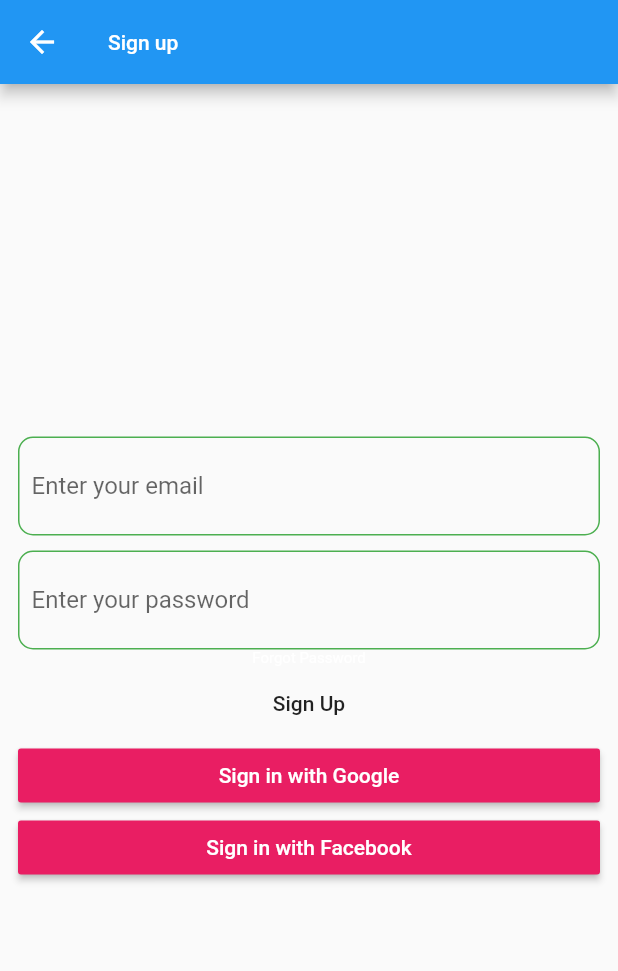
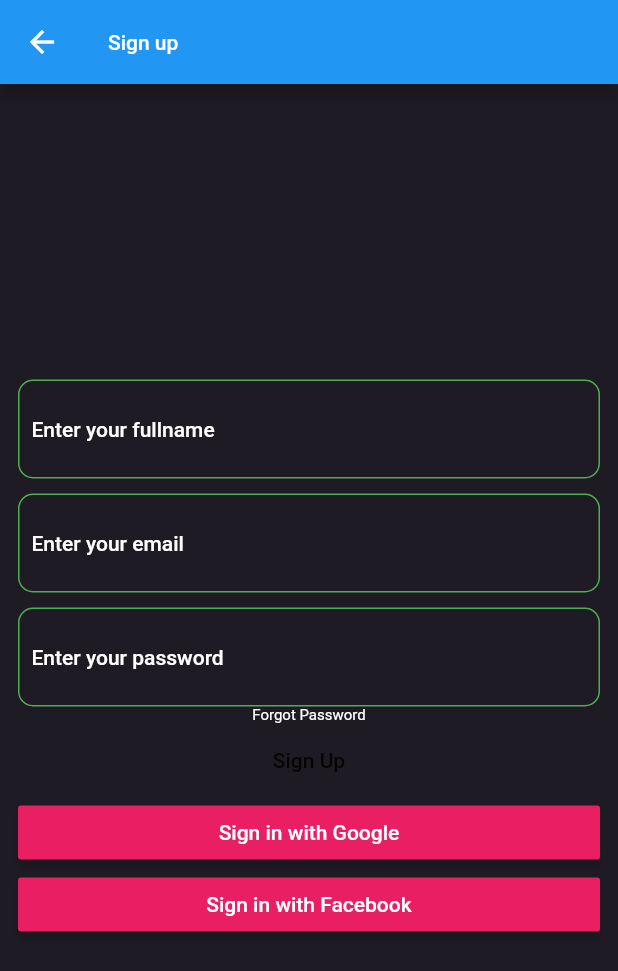
Before and after one commit to hmmisthisgood/brodway-6-am-feb-april, a Flutter app: the screen it shows after launch, after a tap on "Not registered yet? Sign Up", on a phone screen of 412 x 824 dp. Shown: the top 971 px of the screen. Run offline on Flutter 3.47's test engine with Material 2 defaults, Android fonts, the phone set to English and light mode, and no system bars; our stand-ins replace animated_bottom_navigation_bar, firebase_auth, firebase_core, flutter_bloc, flutter_svg, flutter_vector_icons and 5 more; missing offline and left inert: flutter_facebook_auth; accounts and stored records are empty; network calls fail.

Commit message:
facebook login tested, dark theme setup

```diff
--- a/tiktok/lib/app/theme.dart
+++ b/tiktok/lib/app/theme.dart
@@ -0,0 +1,34 @@
+import 'package:flutter/material.dart';
+
+class CustomTheme {
+  static ThemeData lightTheme = ThemeData(
+    primarySwatch: Colors.blue,
+    scaffoldBackgroundColor: Colors.grey.withOpacity(0.5),
+    textTheme: TextTheme(
+      headline6: TextStyle(color: Colors.black, fontSize: 14),
+      headline5: TextStyle(color: Colors.black, fontSize: 16),
+      headline4: TextStyle(color: Colors.black, fontSize: 18),
+      headline3: TextStyle(color: Colors.black, fontSize: 20),
+      headline2: TextStyle(color: Colors.black, fontSize: 22),
+      headline1: TextStyle(color: Colors.black, fontSize: 24),
+      bodyText1: TextStyle(color: Colors.black, fontSize: 12),
+      bodyText2: TextStyle(color: Colors.black, fontSize: 10),
+    ),
+  );
+
+  static ThemeData darkTheme = ThemeData(
+    scaffoldBackgroundColor: Color(0xff1F1b24),
+    dividerColor: Colors.white,
+    iconTheme: IconThemeData(color: Colors.white),
+    textTheme: TextTheme(
+      headline6: TextStyle(color: Colors.white, fontSize: 14),
+      headline5: TextStyle(color: Colors.white, fontSize: 16),
+      headline4: TextStyle(color: Colors.white, fontSize: 18),
+      headline3: TextStyle(color: Colors.white, fontSize: 20),
+      headline2: TextStyle(color: Colors.white, fontSize: 22),
+      headline1: TextStyle(color: Colors.white, fontSize: 24),
+      bodyText1: TextStyle(color: Colors.white, fontSize: 12),
+      bodyText2: TextStyle(color: Colors.white, fontSize: 10),
+    ),
+  );
+}
--- a/tiktok/lib/feature/auth/cubit/auth_cubit.dart
+++ b/tiktok/lib/feature/auth/cubit/auth_cubit.dart
@@ -1,5 +1,6 @@
 import 'package:firebase_auth/firebase_auth.dart';
 import 'package:flutter_bloc/flutter_bloc.dart';
+import 'package:flutter_facebook_auth/flutter_facebook_auth.dart';
 import 'package:tiktok/common/utils/shared_pref.dart';
 import 'package:tiktok/feature/auth/cubit/auth_state.dart';
 import 'package:google_sign_in/google_sign_in.dart';
@@ -44,7 +45,17 @@ class AuthCubit extends Cubit<AuthState> {
     } catch (e) {}
   }
 
-  loginWithFacebook() {}
+  loginWithFacebook() async {
+    emit(AuthLoadingState(loadingMessage: "Facebook signing in"));
+    final LoginResult result = await FacebookAuth.instance.login(); //
+    if (result.status == LoginStatus.success) {
+      final AccessToken accessToken = result.accessToken!;
+    } else if (result.status == LoginStatus.cancelled) {
+      emit(AuthErrorState(errorMessage: "Login Cancelled"));
+    } else {
+      emit(AuthErrorState(errorMessage: "An error occurred while logging in"));
+    }
+  }
 
   loginWithEmail({required String email, required String password}) async {
     print("Login up");
--- a/tiktok/lib/feature/auth/ui/screen/login_screen.dart
+++ b/tiktok/lib/feature/auth/ui/screen/login_screen.dart
@@ -6,6 +6,7 @@ import 'package:tiktok/common/utils/shared_pref.dart';
 import 'package:tiktok/feature/auth/cubit/auth_cubit.dart';
 import 'package:tiktok/feature/auth/cubit/auth_state.dart';
 import 'package:tiktok/feature/auth/ui/screen/signup_screen.dart';
+import 'package:tiktok/feature/auth/ui/widget/auth_textfield.dart';
 import 'package:tiktok/feature/feed/ui/screen/home_screen_with_cubit.dart';
 
 class LoginScreen extends StatefulWidget {
@@ -24,7 +25,9 @@ class _LoginScreenState extends State<LoginScreen> {
 
   @override
   Widget build(BuildContext context) {
-    SharedPref.clearAllData();
+    final theme = Theme.of(context);
+    final textTheme = theme.textTheme;
+
     return Scaffold(
       appBar: AppBar(title: Text("Login")),
       body: BlocListener<AuthCubit, AuthState>(
@@ -75,51 +78,29 @@ class _LoginScreenState extends State<LoginScreen> {
                 child: Column(
                   mainAxisAlignment: MainAxisAlignment.center,
                   children: [
-                    Container(
-                      decoration: BoxDecoration(
-                          border: Border.all(color: Colors.green),
-                          borderRadius: BorderRadius.circular(10)),
-                      child: Padding(
-                        padding: const EdgeInsets.all(8.0),
-                        child: TextFormField(
+                    AuthTextField(
                       controller: emailController,
                       keyboardType: TextInputType.emailAddress,
+                      hintText: "Enter your email",
                       validator:
                           EmailValidator(errorText: "Email must be valid"),
-                          decoration: InputDecoration(
-                            hintText: "Enter your email",
-                            border: InputBorder.none,
                     ),
-                        ),
-                      ),
-                    ),
-                    SizedBox(
-                      height: 10,
-                    ),
-                    Container(
-                      decoration: BoxDecoration(
-                          border: Border.all(color: Colors.green),
-                          borderRadius: BorderRadius.circular(10)),
-                      child: Padding(
-                        padding: const EdgeInsets.all(8.0),
-                        child: TextFormField(
+                    SizedBox(height: 10),
+                    AuthTextField(
                       controller: passwordController,
+                      hintText: "Enter your password",
                       obscureText: true,
                       validator: MultiValidator([
-                            RequiredValidator(
-                                errorText: 'password is required'),
+                        RequiredValidator(errorText: 'password is required'),
                         MinLengthValidator(5,
                             errorText:
                                 'password must be at least 5 digits long'),
                       ]),
-                          decoration: InputDecoration(
-                            hintText: "Enter your password",
-                            border: InputBorder.none,
                     ),
+                    Text(
+                      "Forgot Password",
+                      style: textTheme.headline6,
                     ),
-                      ),
-                    ),
-                    Text("Forgot Password"),
                     IgnorePointer(
                       ignoring: isLoading,
                       child: MaterialButton(
@@ -170,7 +151,7 @@ class _LoginScreenState extends State<LoginScreen> {
                       child: InkWell(
                         child: Text(
                           "Not registered yet? Sign Up",
-                          style: TextStyle(color: Colors.black, fontSize: 14),
+                          style: TextStyle(fontSize: 14),
                         ),
                         onTap: () {
                           Navigator.push(
--- a/tiktok/lib/feature/auth/ui/screen/signup_screen.dart
+++ b/tiktok/lib/feature/auth/ui/screen/signup_screen.dart
@@ -1,6 +1,7 @@
 import 'package:flutter/material.dart';
 import 'package:flutter_bloc/flutter_bloc.dart';
 import 'package:form_field_validator/form_field_validator.dart';
+import 'package:tiktok/feature/auth/ui/widget/auth_textfield.dart';
 
 import '../../cubit/auth_cubit.dart';
 
@@ -14,7 +15,7 @@ class SignUpScreen extends StatefulWidget {
 class _SignUpScreenState extends State<SignUpScreen> {
   final emailController = TextEditingController();
   final passwordController = TextEditingController();
-
+  final fullnameController = TextEditingController();
   final formKey = GlobalKey<FormState>();
 
   @override
@@ -28,46 +29,28 @@ class _SignUpScreenState extends State<SignUpScreen> {
           child: Column(
             mainAxisAlignment: MainAxisAlignment.center,
             children: [
-              Container(
-                decoration: BoxDecoration(
-                    border: Border.all(color: Colors.green),
-                    borderRadius: BorderRadius.circular(10)),
-                child: Padding(
-                  padding: const EdgeInsets.all(8.0),
-                  child: TextFormField(
+              AuthTextField(
+                controller: fullnameController,
+                hintText: "Enter your fullname",
+                validator: EmailValidator(errorText: "Email must be valid"),
+              ),
+              SizedBox(height: 10),
+              AuthTextField(
                 controller: emailController,
                 keyboardType: TextInputType.emailAddress,
+                hintText: "Enter your email",
                 validator: EmailValidator(errorText: "Email must be valid"),
-                    decoration: InputDecoration(
-                      hintText: "Enter your email",
-                      border: InputBorder.none,
               ),
-                  ),
-                ),
-              ),
-              SizedBox(
-                height: 10,
-              ),
-              Container(
-                decoration: BoxDecoration(
-                    border: Border.all(color: Colors.green),
-                    borderRadius: BorderRadius.circular(10)),
-                child: Padding(
-                  padding: const EdgeInsets.all(8.0),
-                  child: TextFormField(
+              SizedBox(height: 10),
+              AuthTextField(
                 controller: passwordController,
+                hintText: "Enter your password",
                 obscureText: true,
                 validator: MultiValidator([
                   RequiredValidator(errorText: 'password is required'),
                   MinLengthValidator(5,
                       errorText: 'password must be at least 5 digits long'),
                 ]),
-                    decoration: InputDecoration(
-                      hintText: "Enter your password",
-                      border: InputBorder.none,
-                    ),
-                  ),
-                ),
               ),
               Text("Forgot Password"),
               MaterialButton(
--- /dev/null
+++ b/tiktok/lib/feature/auth/ui/widget/auth_textfield.dart
@@ -0,0 +1,48 @@
+import 'package:flutter/material.dart';
+
+class AuthTextField extends StatelessWidget {
+  const AuthTextField(
+      {Key? key,
+      required this.controller,
+      this.validator,
+      required this.hintText,
+      this.keyboardType,
+      this.obscureText = false,
+      this.label})
+      : super(key: key);
+
+  final TextEditingController controller;
+
+  final String? Function(String?)? validator; //
+
+  final String hintText;
+  final TextInputType? keyboardType;
+
+  final bool obscureText;
+
+  final String? label;
+  @override
+  Widget build(BuildContext context) {
+    final textTheme = Theme.of(context).textTheme;
+
+    return Container(
+      decoration: BoxDecoration(
+          border: Border.all(color: Colors.green),
+          borderRadius: BorderRadius.circular(10)),
+      child: Padding(
+        padding: const EdgeInsets.all(8.0),
+        child: TextFormField(
+          controller: controller,
+          obscureText: obscureText,
+          validator: validator,
+          style: textTheme.headline5,
+          decoration: InputDecoration(
+            hintText: hintText,
+            hintStyle: textTheme.headline6,
+            border: InputBorder.none,
+          ),
+        ),
+      ),
+    );
+  }
+}
--- a/tiktok/lib/main.dart
+++ b/tiktok/lib/main.dart
@@ -1,6 +1,7 @@
 import 'package:firebase_core/firebase_core.dart';
 import 'package:flutter/material.dart';
 import 'package:flutter_bloc/flutter_bloc.dart';
+import 'package:tiktok/app/theme.dart';
 
 import 'package:tiktok/common/utils/constants.dart';
 import 'package:tiktok/feature/auth/cubit/auth_cubit.dart';
@@ -30,18 +31,9 @@ class MyApp extends StatelessWidget {
         ],
         child: MaterialApp(
           title: Constants.appTitle,
-          theme: ThemeData(
-              primarySwatch: Colors.blue,
-              textTheme: TextTheme(
-                headline6: TextStyle(color: Colors.white, fontSize: 14),
-                headline5: TextStyle(color: Colors.white, fontSize: 16),
-                headline4: TextStyle(color: Colors.white, fontSize: 18),
-                headline3: TextStyle(color: Colors.white, fontSize: 20),
-                headline2: TextStyle(color: Colors.white, fontSize: 22),
-                headline1: TextStyle(color: Colors.white, fontSize: 24),
-                bodyText1: TextStyle(color: Colors.white, fontSize: 12),
-                bodyText2: TextStyle(color: Colors.white, fontSize: 10),
-              )),
+          darkTheme: CustomTheme.darkTheme,
+          theme: CustomTheme.lightTheme,
+          themeMode: ThemeMode.dark,
           home: const SplashScreen(),
         ));
   }
```
Also changed, not shown: 3 other files. Lines whose indentation alone changed are shown as unchanged.
